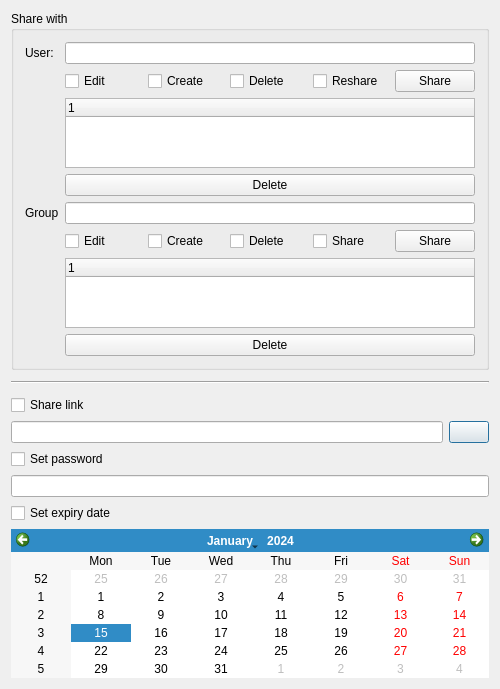
This is src/gui/sharedialog.ui in nextcloud/desktop as Qt 5 draws it before an edit. The edited form follows.
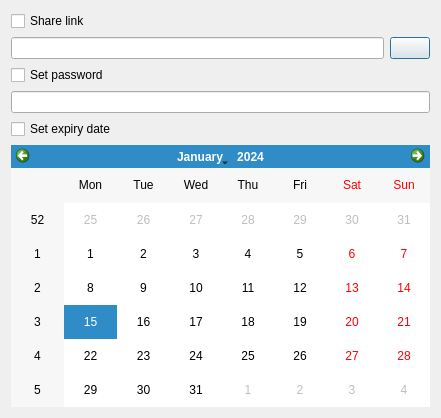
This is the edited form.

Commit message: Sharedialog: Removed user/group sharing

What changed in the file:
```diff
--- a/src/gui/sharedialog.ui
+++ b/src/gui/sharedialog.ui
@@ -6,8 +6,8 @@
    <rect>
     <x>0</x>
     <y>0</y>
-    <width>500</width>
-    <height>540</height>
+    <width>441</width>
+    <height>418</height>
    </rect>
   </property>
   <property name="windowTitle">
@@ -19,193 +19,6 @@
      <property name="sizeConstraint">
       <enum>QLayout::SetFixedSize</enum>
      </property>
-     <item>
-      <widget class="QGroupBox" name="gridGroupBox">
-       <property name="title">
-        <string>Share with</string>
-       </property>
-       <layout class="QGridLayout" name="gridLayout_2">
-        <item row="6" column="1">
-         <widget class="QTreeWidget" name="treeWidget_shareGroup">
-          <column>
-           <property name="text">
-            <string notr="true">1</string>
-           </property>
-          </column>
-         </widget>
-        </item>
-        <item row="0" column="1">
-         <widget class="QLineEdit" name="lineEdit_shareUser"/>
-        </item>
-        <item row="0" column="0">
-         <widget class="QLabel" name="userLabel">
-          <property name="text">
-           <string>User:</string>
-          </property>
-         </widget>
-        </item>
-        <item row="2" column="1">
-         <widget class="QTreeWidget" name="treeWidget_shareUser">
-          <column>
-           <property name="text">
-            <string notr="true">1</string>
-           </property>
-          </column>
-         </widget>
-        </item>
-        <item row="4" column="1">
-         <widget class="QLineEdit" name="lineEdit_shareGroup"/>
-        </item>
-        <item row="4" column="0">
-         <widget class="QLabel" name="groupLabel">
-          <property name="text">
-           <string>Group</string>
-          </property>
-         </widget>
-        </item>
-        <item row="1" column="1">
-         <layout class="QHBoxLayout" name="horizontalLayout_6">
-          <item>
-           <widget class="QCheckBox" name="checkBox_user_edit">
-            <property name="text">
-             <string>Edit</string>
-            </property>
-           </widget>
-          </item>
-          <item>
-           <widget class="QCheckBox" name="checkBox_user_create">
-            <property name="text">
-             <string>Create</string>
-            </property>
-           </widget>
-          </item>
-          <item>
-           <widget class="QCheckBox" name="checkBox_user_delete">
-            <property name="text">
-             <string>Delete</string>
-            </property>
-           </widget>
-          </item>
-          <item>
-           <widget class="QCheckBox" name="checkBox_user_reshare">
-            <property name="text">
-             <string>Reshare</string>
-            </property>
-           </widget>
-          </item>
-          <item>
-           <widget class="QPushButton" name="pushButton_shareUser">
-            <property name="text">
-             <string>Share</string>
-            </property>
-            <property name="autoDefault">
-             <bool>false</bool>
-            </property>
-           </widget>
-          </item>
-         </layout>
-        </item>
-        <item row="3" column="1">
-         <widget class="QPushButton" name="pushButton_user_deleteShare">
-          <property name="text">
-           <string>Delete</string>
-          </property>
-          <property name="autoDefault">
-           <bool>false</bool>
-          </property>
-         </widget>
-        </item>
-        <item row="5" column="1">
-         <layout class="QHBoxLayout" name="horizontalLayout_7">
-          <item>
-           <widget class="QCheckBox" name="checkBox_group_edit">
-            <property name="text">
-             <string>Edit</string>
-            </property>
-           </widget>
-          </item>
-          <item>
-           <widget class="QCheckBox" name="checkBox_group_create">
-            <property name="text">
-             <string>Create</string>
-            </property>
-           </widget>
-          </item>
-          <item>
-           <widget class="QCheckBox" name="checkBox_group_delete">
-            <property name="text">
-             <string>Delete</string>
-            </property>
-           </widget>
-          </item>
-          <item>
-           <widget class="QCheckBox" name="checkBox_group_reshare">
-            <property name="text">
-             <string>Share</string>
-            </property>
-           </widget>
-          </item>
-          <item>
-           <widget class="QPushButton" name="pushButton_shareGroup">
-            <property name="text">
-             <string>Share</string>
-            </property>
-            <property name="autoDefault">
-             <bool>false</bool>
-            </property>
-           </widget>
-          </item>
-         </layout>
-        </item>
-        <item row="7" column="1">
-         <widget class="QPushButton" name="pushButton_group_deleteShare">
-          <property name="text">
-           <string>Delete</string>
-          </property>
-          <property name="autoDefault">
-           <bool>false</bool>
-          </property>
-         </widget>
-        </item>
-       </layout>
-      </widget>
-     </item>
-     <item>
-      <spacer name="horizontalSpacer">
-       <property name="orientation">
-        <enum>Qt::Horizontal</enum>
-       </property>
-       <property name="sizeHint" stdset="0">
-        <size>
-         <width>40</width>
-         <height>5</height>
-        </size>
-       </property>
-      </spacer>
-     </item>
-     <item>
-      <widget class="Line" name="line">
-       <property name="lineWidth">
-        <number>1</number>
-       </property>
-       <property name="orientation">
-        <enum>Qt::Horizontal</enum>
-       </property>
-      </widget>
-     </item>
-     <item>
-      <spacer name="horizontalSpacer_2">
-       <property name="orientation">
-        <enum>Qt::Horizontal</enum>
-       </property>
-       <property name="sizeHint" stdset="0">
-        <size>
-         <width>40</width>
-         <height>5</height>
-        </size>
-       </property>
-      </spacer>
-     </item>
      <item>
       <layout class="QHBoxLayout" name="horizontalLayout_4">
        <item>
```
The commit also changes 2 other files.
